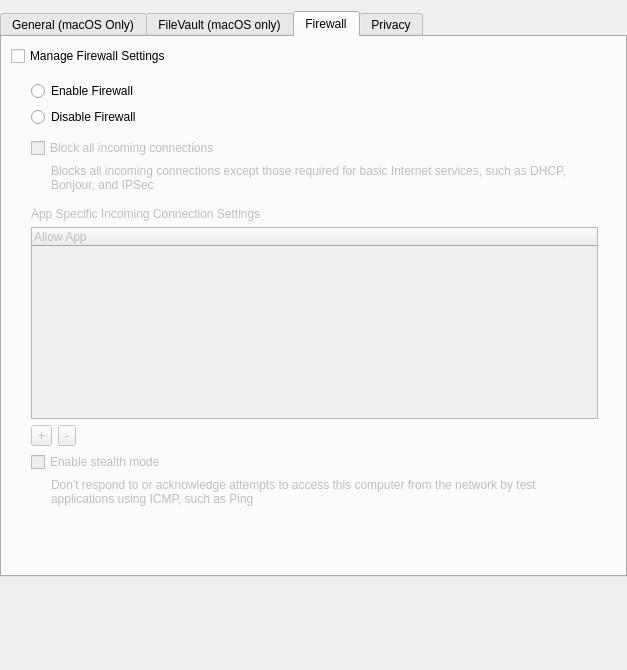
The window that FWAdminLib/Configurator/SPForm.ui (fw-dev/translations) describes before a commit, drawn with Qt 5.
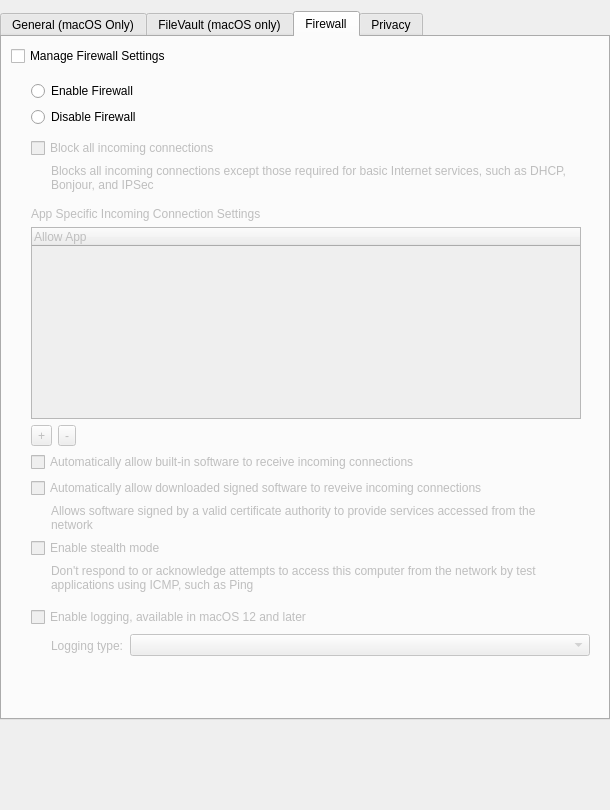
The same window after the commit. The open tabs and pages were chosen to show the change. Custom widgets are drawn as their Qt base class.

Diff of the .ui file:
```diff
--- a/FWAdminLib/Configurator/SPForm.ui
+++ b/FWAdminLib/Configurator/SPForm.ui
@@ -6,10 +6,16 @@
    <rect>
     <x>0</x>
     <y>0</y>
-    <width>627</width>
-    <height>670</height>
+    <width>610</width>
+    <height>810</height>
    </rect>
   </property>
+  <property name="minimumSize">
+   <size>
+    <width>610</width>
+    <height>0</height>
+   </size>
+  </property>
   <property name="windowTitle">
    <string>Form</string>
   </property>
@@ -445,6 +451,37 @@
                   </item>
                  </layout>
                 </item>
+                <item>
+                 <widget class="QCheckBox" name="checkBoxAllowSigned">
+                  <property name="text">
+                   <string>Automatically allow built-in software to receive incoming connections</string>
+                  </property>
+                 </widget>
+                </item>
+                <item>
+                 <widget class="QCheckBox" name="checkBoxAllowSignedApp">
+                  <property name="text">
+                   <string>Automatically allow downloaded signed software to reveive incoming connections</string>
+                  </property>
+                 </widget>
+                </item>
+                <item>
+                 <layout class="QVBoxLayout" name="verticalLayout_13">
+                  <property name="leftMargin">
+                   <number>20</number>
+                  </property>
+                  <item>
+                   <widget class="QLabel" name="lTipAllowSignedApp">
+                    <property name="text">
+                     <string>Allows software signed by a valid certificate authority to provide services accessed from the network</string>
+                    </property>
+                    <property name="wordWrap">
+                     <bool>true</bool>
+                    </property>
+                   </widget>
+                  </item>
+                 </layout>
+                </item>
                 <item>
                  <widget class="QCheckBox" name="checkBoxEnableStealthMode">
                   <property name="text">
@@ -472,6 +509,63 @@
                </layout>
               </widget>
              </item>
+             <item>
+              <widget class="QCheckBox" name="checkBoxEnableLogging">
+               <property name="text">
+                <string>Enable logging, available in macOS 12 and later</string>
+               </property>
+              </widget>
+             </item>
+             <item>
+              <widget class="QWidget" name="loggingWidget" native="true">
+               <property name="sizePolicy">
+                <sizepolicy hsizetype="Preferred" vsizetype="Fixed">
+                 <horstretch>0</horstretch>
+                 <verstretch>0</verstretch>
+                </sizepolicy>
+               </property>
+               <property name="minimumSize">
+                <size>
+                 <width>0</width>
+                 <height>25</height>
+                </size>
+               </property>
+               <layout class="QHBoxLayout" name="horizontalLayout_3">
+                <property name="leftMargin">
+                 <number>20</number>
+                </property>
+                <property name="topMargin">
+                 <number>0</number>
+                </property>
+                <property name="rightMargin">
+                 <number>0</number>
+                </property>
+                <property name="bottomMargin">
+                 <number>0</number>
+                </property>
+                <item>
+                 <widget class="QLabel" name="labelLoggingOption">
+                  <property name="sizePolicy">
+                   <sizepolicy hsizetype="Fixed" vsizetype="Preferred">
+                    <horstretch>0</horstretch>
+                    <verstretch>0</verstretch>
+                   </sizepolicy>
+                  </property>
+                  <property name="text">
+                   <string>Logging type:</string>
+                  </property>
+                 </widget>
+                </item>
+                <item>
+                 <widget class="QComboBox" name="comboBoxLoggingOption">
+                  <property name="editable">
+                   <bool>false</bool>
+                  </property>
+                 </widget>
+                </item>
+               </layout>
+              </widget>
+             </item>
             </layout>
            </widget>
           </item>
```
